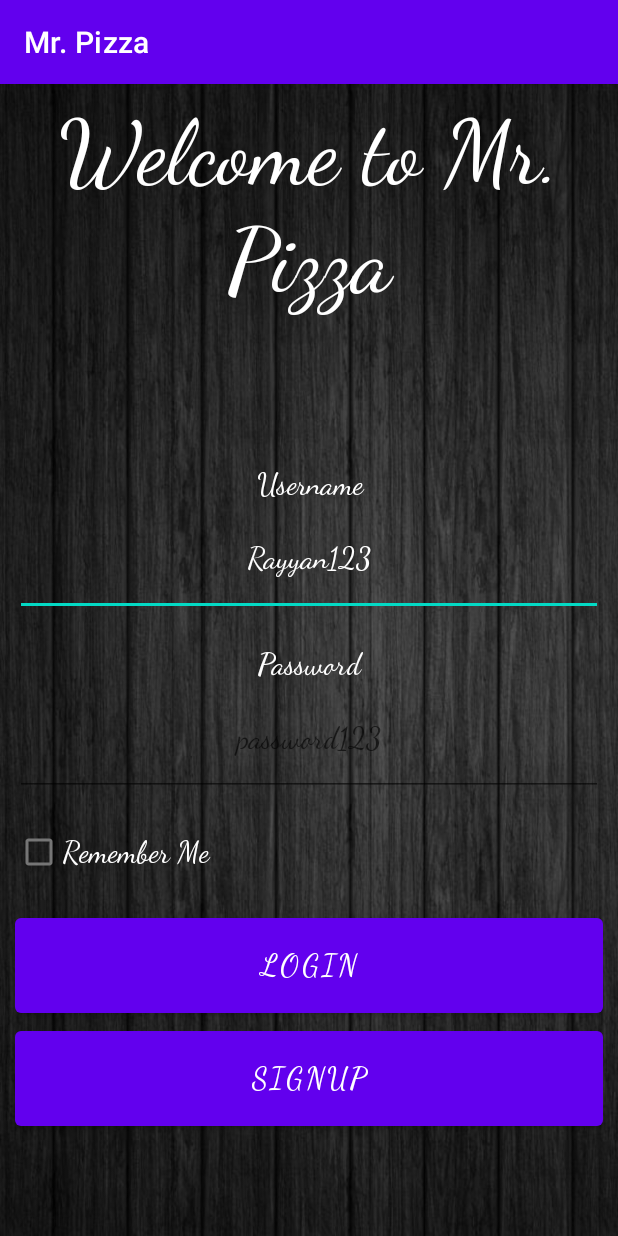
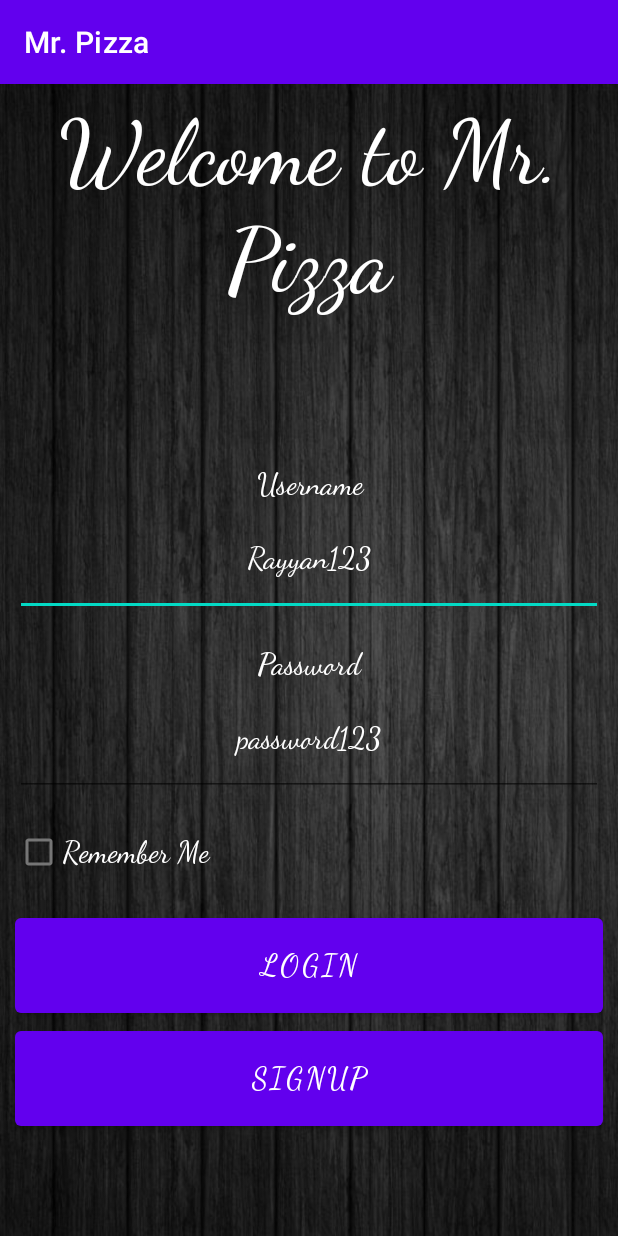
Before and after one commit to Rayyan23/Mr.Pizza, an Android app: the screen it shows after launch (MainActivity), on a phone screen of 412 x 824 dp. Run offline under Robolectric (Android 15) with nearby library versions, the phone set to English and light mode, and no system bars.

Commit message:
first activity fixed, needs functionality

```diff
--- a/app/src/main/res/layout/activity_main.xml
+++ b/app/src/main/res/layout/activity_main.xml
@@ -54,9 +54,10 @@
         android:inputType="textPassword"
         android:textAlignment="center"
         android:hint="@string/hintp"
+        android:textColorHint="@color/white"
          />
     <CheckBox
-        android:layout_gravity="center"
+
         style="@style/edittext"
         android:text="@string/remember"
 
```
